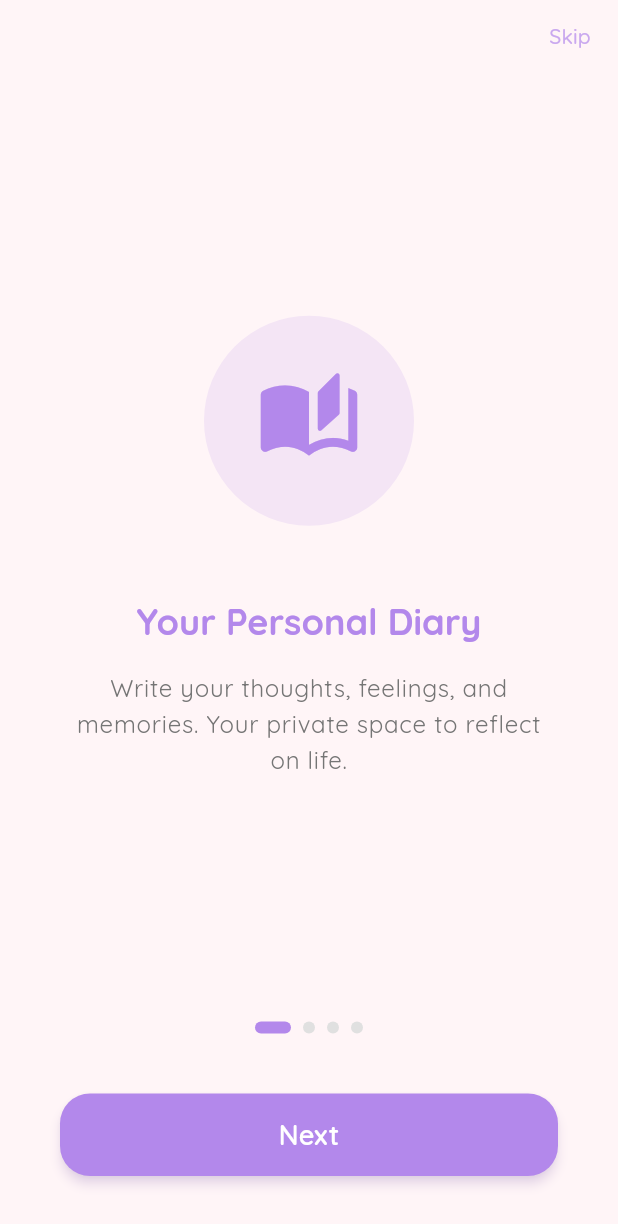
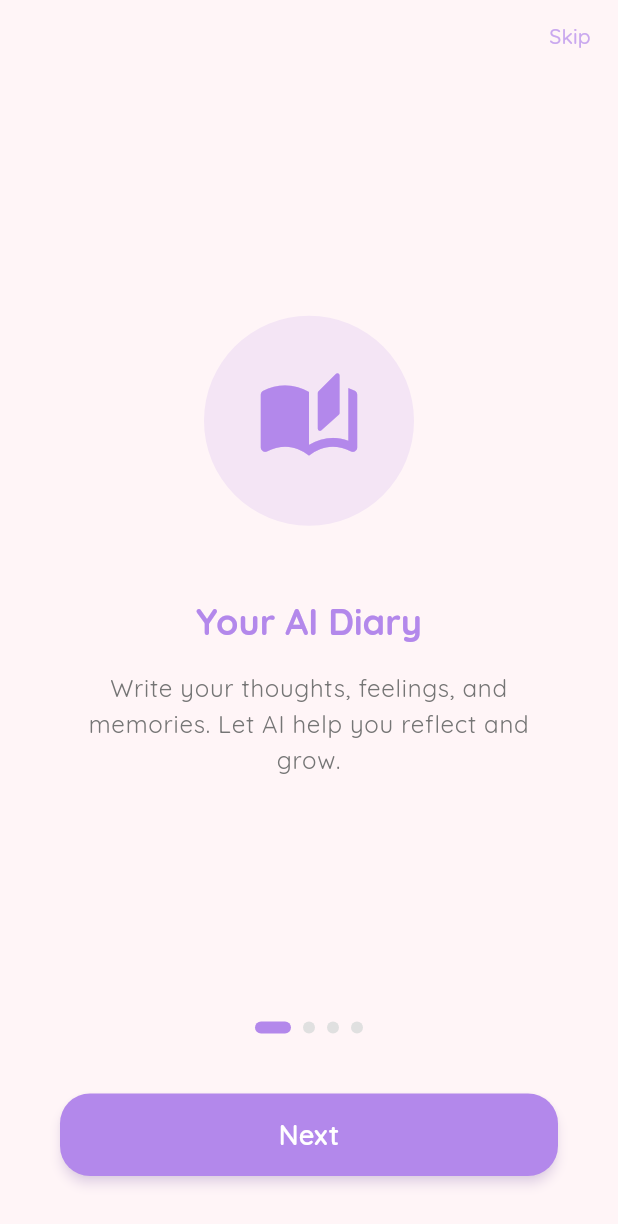
Before and after one commit to saberfahid/susu-diary, a Flutter app: the screen it shows after launch, on a phone screen of 412 x 824 dp. Shown: the top 1224 px of the screen. Run offline on Flutter 3.47's test engine with Material 3 defaults, Android fonts, the light colour scheme and no system bars; drawn by our look-alikes of flutter_animate; our stand-ins replace audioplayers, equatable, fl_chart, flutter_local_notifications, flutter_riverpod, flutter_secure_storage and 8 more; accounts and stored records are empty.

Commit message:
v1.0.4+5: Fix versionCode from pubspec, AI diary branding, store listing assets

```diff
--- a/lib/features/onboarding/screens/onboarding_screen.dart
+++ b/lib/features/onboarding/screens/onboarding_screen.dart
@@ -18,8 +18,8 @@ class _OnboardingScreenState extends State<OnboardingScreen> {
   final List<OnboardingPage> _pages = [
     OnboardingPage(
       icon: Icons.auto_stories_rounded,
-      title: 'Your Personal Diary',
-      description: 'Write your thoughts, feelings, and memories. Your private space to reflect on life.',
+      title: 'Your AI Diary',
+      description: 'Write your thoughts, feelings, and memories. Let AI help you reflect and grow.',
       color: AppTheme.primaryColor,
     ),
     OnboardingPage(
--- a/lib/features/settings/screens/settings_screen.dart
+++ b/lib/features/settings/screens/settings_screen.dart
@@ -257,7 +257,7 @@ class _SettingsScreenState extends ConsumerState<SettingsScreen> {
               _buildInfoTile(
                 icon: Icons.info_outline_rounded,
                 title: 'Version',
-                subtitle: '1.0.3',
+                subtitle: '1.0.4',
               ),
               const Divider(height: 1),
               _buildActionTile(
@@ -339,7 +339,7 @@ class _SettingsScreenState extends ConsumerState<SettingsScreen> {
                   ),
                   const SizedBox(height: 4),
                   Text(
-                    'Version 1.0.3',
+                    'Version 1.0.4',
                     style: TextStyle(
                       fontSize: 11,
                       color: Colors.grey.shade400,
--- a/pubspec.yaml
+++ b/pubspec.yaml
@@ -3,7 +3,7 @@ description: Susu — Your AI Diary - A cute kawaii AI-powered diary companion
 
 publish_to: 'none'
 
-version: 1.0.3+4
+version: 1.0.4+5
 
 environment:
   sdk: '>=3.0.0 <4.0.0'
```
Also changed, not shown: store_listing/feature_graphic.png (added), store_listing/hi_res_icon_512.png (added), 4 other files.
